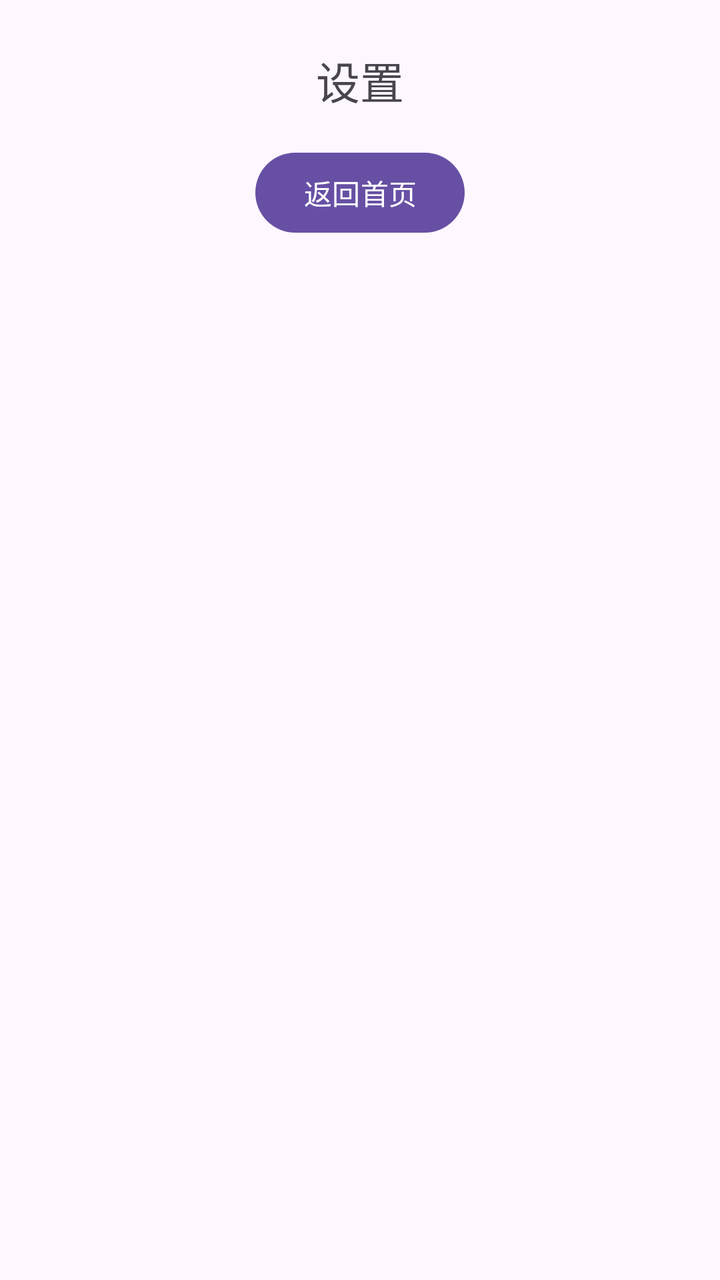
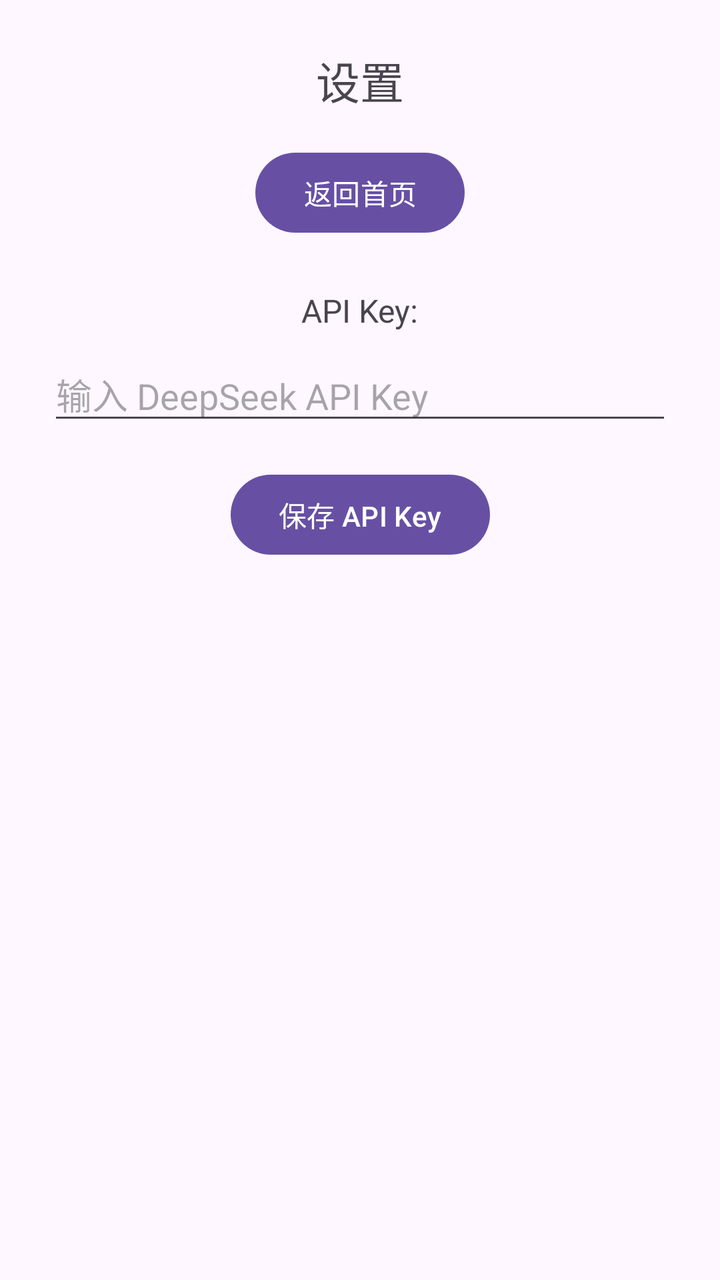

An Android layout rendered at two revisions. The XML below is the earlier revision; the diff shows what the commit changed to produce the second picture.
<!-- AndroidManifest.xml: application theme Theme.StoryTeller -->
<!-- res/layout/activity_settings.xml -->
<?xml version="1.0" encoding="utf-8"?>
<androidx.constraintlayout.widget.ConstraintLayout xmlns:android="http://schemas.android.com/apk/res/android"
    xmlns:app="http://schemas.android.com/apk/res-auto"
    android:layout_width="match_parent"
    android:layout_height="match_parent"
    android:padding="24dp">

    <TextView
        android:id="@+id/tv_settings_title"
        android:layout_width="wrap_content"
        android:layout_height="wrap_content"
        android:text="@string/title_settings"
        android:textSize="22sp"
        app:layout_constraintTop_toTopOf="parent"
        app:layout_constraintStart_toStartOf="parent"
        app:layout_constraintEnd_toEndOf="parent" />

    <Button
        android:id="@+id/btn_back_home"
        android:layout_width="wrap_content"
        android:layout_height="wrap_content"
        android:layout_marginTop="16dp"
        android:text="@string/action_back_home"
        app:layout_constraintTop_toBottomOf="@id/tv_settings_title"
        app:layout_constraintStart_toStartOf="parent"
        app:layout_constraintEnd_toEndOf="parent" />

</androidx.constraintlayout.widget.ConstraintLayout>
<!-- resources referenced by this layout -->
<resources>
  <string name="action_back_home">返回首页</string>
  <string name="title_settings">设置</string>
  <style name="Theme.StoryTeller" parent="Base.Theme.StoryTeller" />
  <style name="Base.Theme.StoryTeller" parent="Theme.Material3.DayNight.NoActionBar">
          
          
      </style>
</resources>

<!-- the commit's change to res/layout/activity_settings.xml (unified diff, before → after) -->
@@ -25,4 +25,37 @@
         app:layout_constraintStart_toStartOf="parent"
         app:layout_constraintEnd_toEndOf="parent" />
 
+    <TextView
+        android:id="@+id/tv_api_key_label"
+        android:layout_width="wrap_content"
+        android:layout_height="wrap_content"
+        android:text="@string/api_key"
+        android:textSize="16sp"
+        app:layout_constraintTop_toBottomOf="@id/btn_back_home"
+        app:layout_constraintStart_toStartOf="parent"
+        app:layout_constraintEnd_toEndOf="parent"
+        android:layout_marginTop="24dp" />
+
+    <EditText
+        android:id="@+id/et_api_key"
+        android:layout_width="0dp"
+        android:layout_height="wrap_content"
+        android:autofillHints=""
+        android:hint="@string/enter_your_deepseek_api_key"
+        android:inputType="textPassword"
+        app:layout_constraintTop_toBottomOf="@id/tv_api_key_label"
+        app:layout_constraintStart_toStartOf="parent"
+        app:layout_constraintEnd_toEndOf="parent"
+        android:layout_marginTop="8dp" />
+
+    <Button
+        android:id="@+id/btn_save_api_key"
+        android:layout_width="wrap_content"
+        android:layout_height="wrap_content"
+        android:text="@string/save_api_key"
+        app:layout_constraintTop_toBottomOf="@id/et_api_key"
+        app:layout_constraintStart_toStartOf="parent"
+        app:layout_constraintEnd_toEndOf="parent"
+        android:layout_marginTop="16dp" />
+
 </androidx.constraintlayout.widget.ConstraintLayout>
<!-- resource entries referenced after the edit -->
@@ -1,6 +1,9 @@
 <!-- resources referenced by this layout -->
 <resources>
   <string name="action_back_home">返回首页</string>
+  <string name="api_key">API Key:</string>
+  <string name="enter_your_deepseek_api_key">输入 DeepSeek API Key</string>
+  <string name="save_api_key">保存 API Key</string>
   <string name="title_settings">设置</string>
   <style name="Theme.StoryTeller" parent="Base.Theme.StoryTeller" />
   <style name="Base.Theme.StoryTeller" parent="Theme.Material3.DayNight.NoActionBar">
